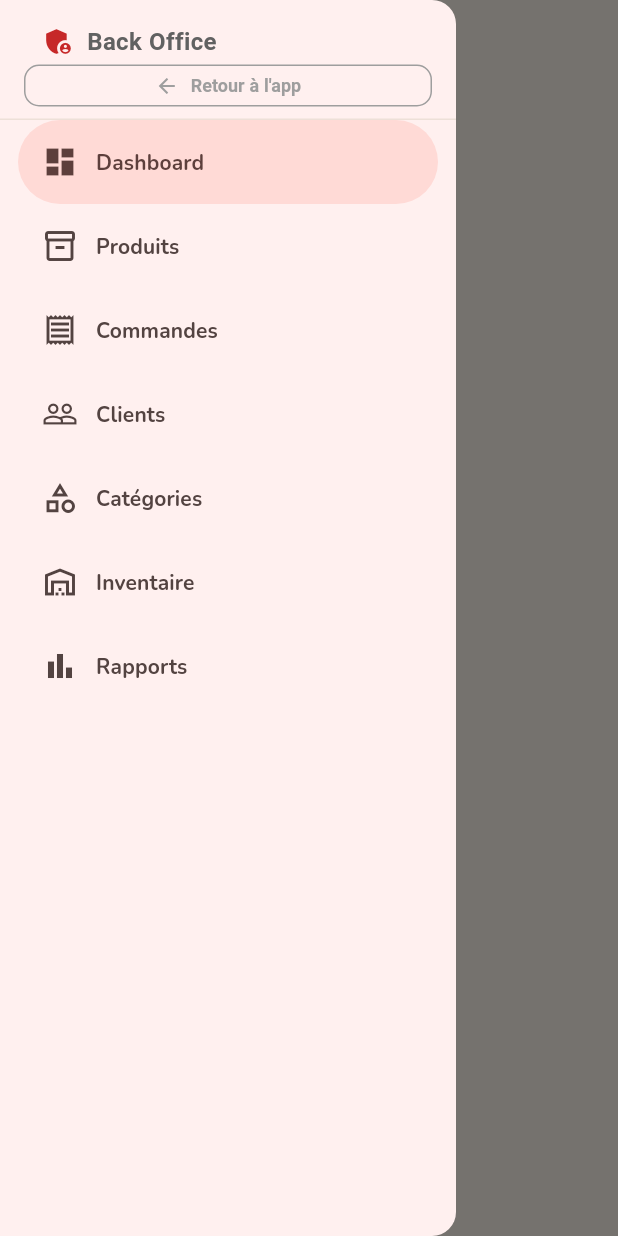
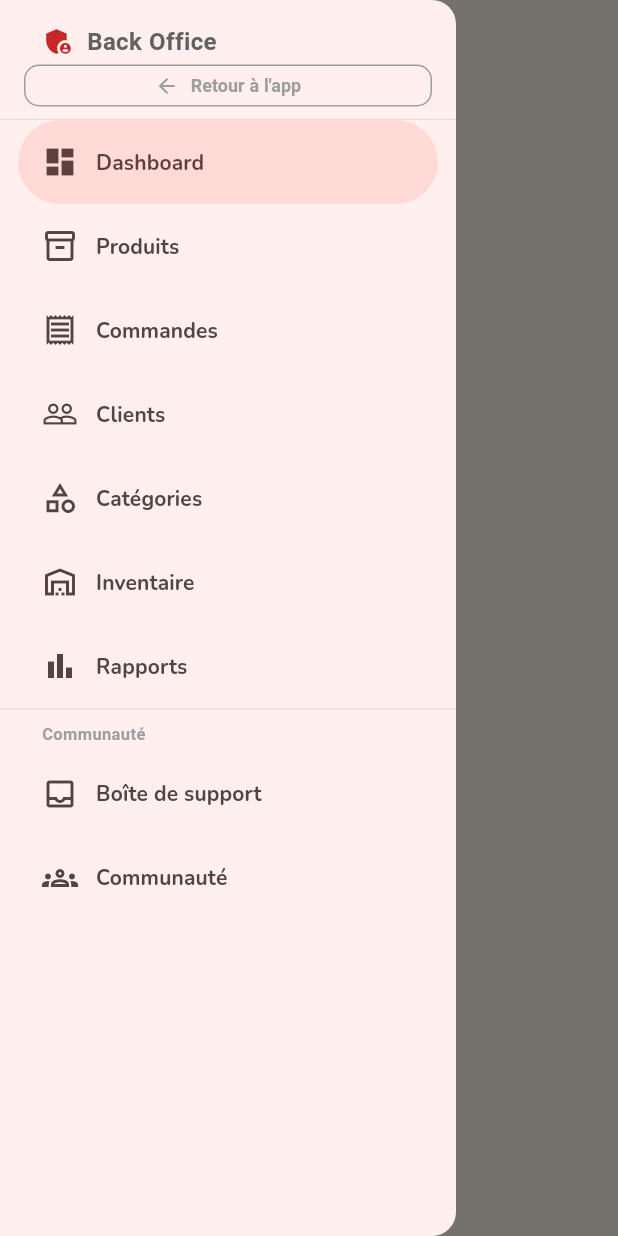
Before and after one commit to Vaillantval/Hayitis-Version-Mobile, a Flutter app: the AdminShellScreen screen opened directly with empty values, with the side drawer open, on a phone screen of 412 x 824 dp. Run offline on Flutter 3.47's test engine with Material 3 defaults, Android fonts, the phone set to English and light mode, and no system bars; our stand-ins replace cached_network_image, connectivity_plus, dio, firebase_core, firebase_messaging, fl_chart and 13 more; missing offline and left inert: flutter_stripe; accounts and stored records are empty; network calls fail.

Commit message:
feat: admin-aware UX — hide FAB/support menu for staff, add community links to backoffice drawer
- FAB hidden for admins and on all /community routes (main_shell)
- Profile: hide 'Contacter le support' for staff, show 'Administration' section with Back Office + Boîte de support
- Community AppBar: staff sees inbox icon instead of support_agent
- Admin drawer: add Boîte de support (/community/support) and Communauté (/community) destinations

Co-Authored-By: Claude Sonnet 4.6 <noreply@anthropic.com>

```diff
--- a/lib/core/shell/main_shell.dart
+++ b/lib/core/shell/main_shell.dart
@@ -2,6 +2,7 @@
 import 'package:flutter/material.dart';
 import 'package:flutter_riverpod/flutter_riverpod.dart';
 import 'package:go_router/go_router.dart';
+import '../../features/auth/providers/auth_provider.dart';
 import '../../features/cart/providers/cart_provider.dart';
 import '../theme/app_colors.dart';
 
@@ -22,15 +23,16 @@ class MainShell extends ConsumerWidget {
   @override
   Widget build(BuildContext context, WidgetRef ref) {
     final cartCount  = ref.watch(cartCountProvider);
+    final isStaff    = ref.watch(authProvider).profile?.isStaff ?? false;
     final index      = _selectedIndex(context);
     final location   = GoRouterState.of(context).matchedLocation;
-    final onSupport  = location == '/community/support';
+    final hideFab    = isStaff || location.startsWith('/community');
 
     return Scaffold(
       body: child,
 
       // ── FAB Contact admin ──────────────────────────────────────────────
-      floatingActionButton: onSupport ? null : _SupportFab(),
+      floatingActionButton: hideFab ? null : _SupportFab(),
 
       bottomNavigationBar: BottomNavigationBar(
         currentIndex: index,
--- a/lib/features/admin/screens/admin_shell_screen.dart
+++ b/lib/features/admin/screens/admin_shell_screen.dart
@@ -23,6 +23,8 @@ class _AdminShellScreenState extends State<AdminShellScreen> {
     if (location.startsWith('/admin/categories')) return 4;
     if (location.startsWith('/admin/inventory'))  return 5;
     if (location.startsWith('/admin/reports'))    return 6;
+    if (location == '/community/support')         return 7;
+    if (location.startsWith('/community'))        return 8;
     return 0;
   }
 
@@ -45,6 +47,8 @@ class _AdminShellScreenState extends State<AdminShellScreen> {
             case 4: context.go('/admin/categories');  break;
             case 5: context.go('/admin/inventory');   break;
             case 6: context.go('/admin/reports');     break;
+            case 7: context.go('/community/support'); break;
+            case 8: context.go('/community');         break;
           }
         },
         children: [
@@ -82,6 +86,13 @@ class _AdminShellScreenState extends State<AdminShellScreen> {
           const NavigationDrawerDestination(icon: Icon(Icons.category_outlined),     selectedIcon: Icon(Icons.category),     label: Text('Catégories')),
           const NavigationDrawerDestination(icon: Icon(Icons.warehouse_outlined),    selectedIcon: Icon(Icons.warehouse),    label: Text('Inventaire')),
           const NavigationDrawerDestination(icon: Icon(Icons.bar_chart_outlined),    selectedIcon: Icon(Icons.bar_chart),    label: Text('Rapports')),
+          const Divider(height: 1),
+          const Padding(
+            padding: EdgeInsets.fromLTRB(28, 8, 16, 4),
+            child: Text('Communauté', style: TextStyle(fontFamily: 'Poppins', fontSize: 11, fontWeight: FontWeight.w600, color: AppColors.textMuted)),
+          ),
+          const NavigationDrawerDestination(icon: Icon(Icons.inbox_outlined),        selectedIcon: Icon(Icons.inbox),        label: Text('Boîte de support')),
+          const NavigationDrawerDestination(icon: Icon(Icons.groups_outlined),       selectedIcon: Icon(Icons.groups),       label: Text('Communauté')),
         ],
       ),
     );
--- a/lib/features/community/screens/community_screen.dart
+++ b/lib/features/community/screens/community_screen.dart
@@ -178,11 +178,14 @@ class _CommunityAppBar extends ConsumerWidget implements PreferredSizeWidget {
             child: const Icon(Icons.notifications_outlined, color: Colors.white),
           ),
         ),
-        // Support
+        // Support / Inbox admin
         IconButton(
           onPressed: () => context.push('/community/support'),
-          icon: const Icon(Icons.support_agent_rounded, color: Colors.white),
-          tooltip: 'Support',
+          icon: Icon(
+            isStaff ? Icons.inbox_outlined : Icons.support_agent_rounded,
+            color: Colors.white,
+          ),
+          tooltip: isStaff ? 'Boîte de support' : 'Contacter le support',
         ),
       ],
     );
--- a/lib/features/profile/screens/profile_screen.dart
+++ b/lib/features/profile/screens/profile_screen.dart
@@ -111,7 +111,8 @@ class ProfileScreen extends ConsumerWidget {
             _MenuSection(title: 'Mes achats', items: [
               _MenuItem(Icons.receipt_long_outlined, 'Mes commandes', () => context.push('/orders')),
               _MenuItem(Icons.favorite_outline, 'Mes favoris', () => context.go('/wishlist')),
-              _MenuItem(Icons.support_agent_outlined, 'Contacter le support', () => context.push('/chat')),
+              if (profile?.isStaff != true)
+                _MenuItem(Icons.support_agent_outlined, 'Contacter le support', () => context.push('/community/support')),
             ]),
             const SizedBox(height: 12),
             _MenuSection(title: 'Mon compte', items: [
@@ -129,6 +130,7 @@ class ProfileScreen extends ConsumerWidget {
               const SizedBox(height: 12),
               _MenuSection(title: 'Administration', items: [
                 _MenuItem(Icons.admin_panel_settings_outlined, 'Back Office', () => context.push('/admin/dashboard'), color: AppColors.primary),
+                _MenuItem(Icons.inbox_outlined, 'Boîte de support', () => context.push('/community/support'), color: AppColors.primary),
               ]),
             ],
             const SizedBox(height: 12),
```
